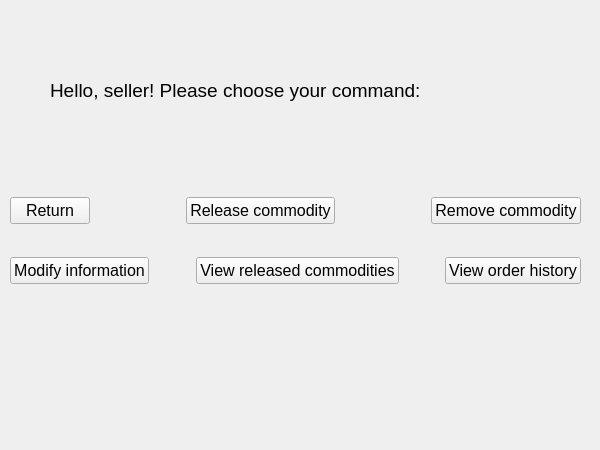
cjh-0806/NJU-advanced-programming-project1-qt, file project1-qt/sellerwidget.ui: the form before one commit.
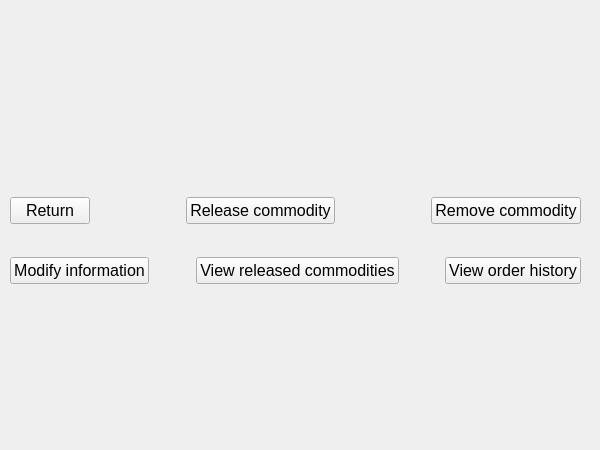
The form after the commit.

The edit to the form file:
```diff
--- a/project1-qt/sellerwidget.ui
+++ b/project1-qt/sellerwidget.ui
@@ -28,7 +28,7 @@
     </font>
    </property>
    <property name="text">
-    <string>Hello, seller! Please choose your command:</string>
+    <string/>
    </property>
   </widget>
   <widget class="QWidget" name="layoutWidget">
```
